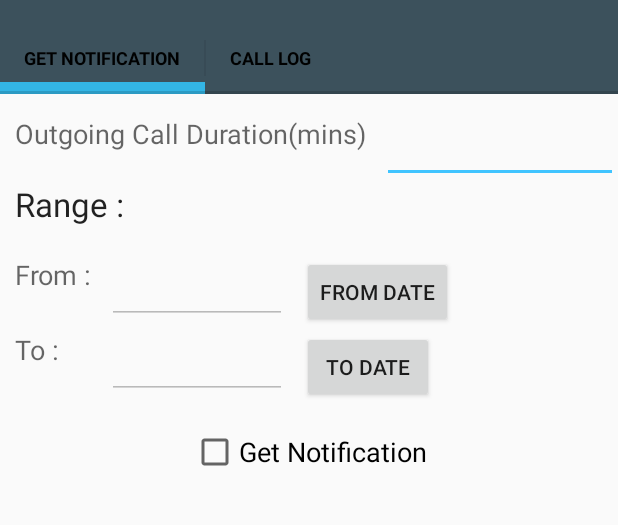
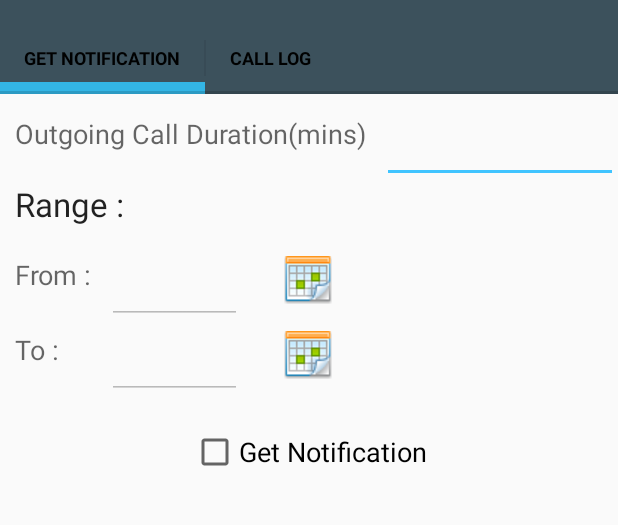
Before and after one commit to nperiwal/phonebill, an Android app: the screen it shows after launch (PhoneBillActivity), on a phone screen of 412 x 824 dp, the part 62-587 px from its top. Run offline under Robolectric (Android 15) with nearby library versions, the phone set to English and light mode, and no system bars; 5 statements that could not run were skipped.

Commit message:
Adding icon for calendar and app icon

```diff
--- a/app/src/main/AndroidManifest.xml
+++ b/app/src/main/AndroidManifest.xml
@@ -10,7 +10,7 @@
 
     <application
         android:allowBackup="true"
-        android:icon="@mipmap/ic_launcher"
+        android:icon="@drawable/reminder"
         android:label="@string/title_activity_demo"
         android:supportsRtl="true"
         android:theme="@style/AppTheme.NoActionBar">
--- a/app/src/main/res/layout/activity_phone_bill.xml
+++ b/app/src/main/res/layout/activity_phone_bill.xml
@@ -4,7 +4,7 @@
     xmlns:app="http://schemas.android.com/apk/res-auto"
     android:layout_width="match_parent"
     android:layout_height="match_parent"
-    tools:context="com.example.oozie.phonebill.DemoActivity">
+    tools:context="com.example.oozie.phonebill3.PhoneBillActivity">
 
     <LinearLayout
         android:id="@+id/header"
--- a/app/src/main/res/layout/fragment_get_notification.xml
+++ b/app/src/main/res/layout/fragment_get_notification.xml
@@ -49,7 +49,7 @@
 
     <EditText
         android:id="@+id/etFromDate"
-        android:layout_width="120dp"
+        android:layout_width="90dp"
         android:layout_height="wrap_content"
         android:layout_alignTop="@+id/fromText"
         android:layout_toRightOf="@+id/fromText"
@@ -65,10 +65,8 @@
         android:layout_height="wrap_content"
         android:layout_alignTop="@+id/fromText"
         android:layout_toRightOf="@+id/etFromDate"
-        android:layout_marginLeft="10dp"
-
-        android:text="From Date"
-
+        android:background="@android:color/transparent"
+        android:drawableTop="@drawable/calendar_icon"
         />
 
     <TextView
@@ -85,7 +83,7 @@
 
     <EditText
         android:id="@+id/etToDate"
-        android:layout_width="120dp"
+        android:layout_width="90dp"
         android:layout_height="wrap_content"
         android:layout_alignTop="@+id/toText"
         android:layout_toRightOf="@+id/toText"
@@ -100,8 +98,8 @@
         android:layout_alignTop="@+id/toText"
         android:layout_toRightOf="@+id/etToDate"
         android:layout_alignLeft="@+id/button1"
-
-        android:text="To Date"
+        android:background="@android:color/transparent"
+        android:drawableTop="@drawable/calendar_icon"
         />
 
     <CheckBox
--- a/app/src/main/res/values/strings.xml
+++ b/app/src/main/res/values/strings.xml
@@ -1,6 +1,6 @@
 <resources>
     <string name="app_name">PhoneBill3</string>
-    <string name="title_activity_demo">DemoActivity</string>
+    <string name="title_activity_demo">PhoneBill</string>
 
 
     <string name="app_github">GitHub</string>
```
Also changed, not shown: app/src/main/res/drawable/calendar_icon.png (added), app/src/main/res/drawable/reminder.png (added).
